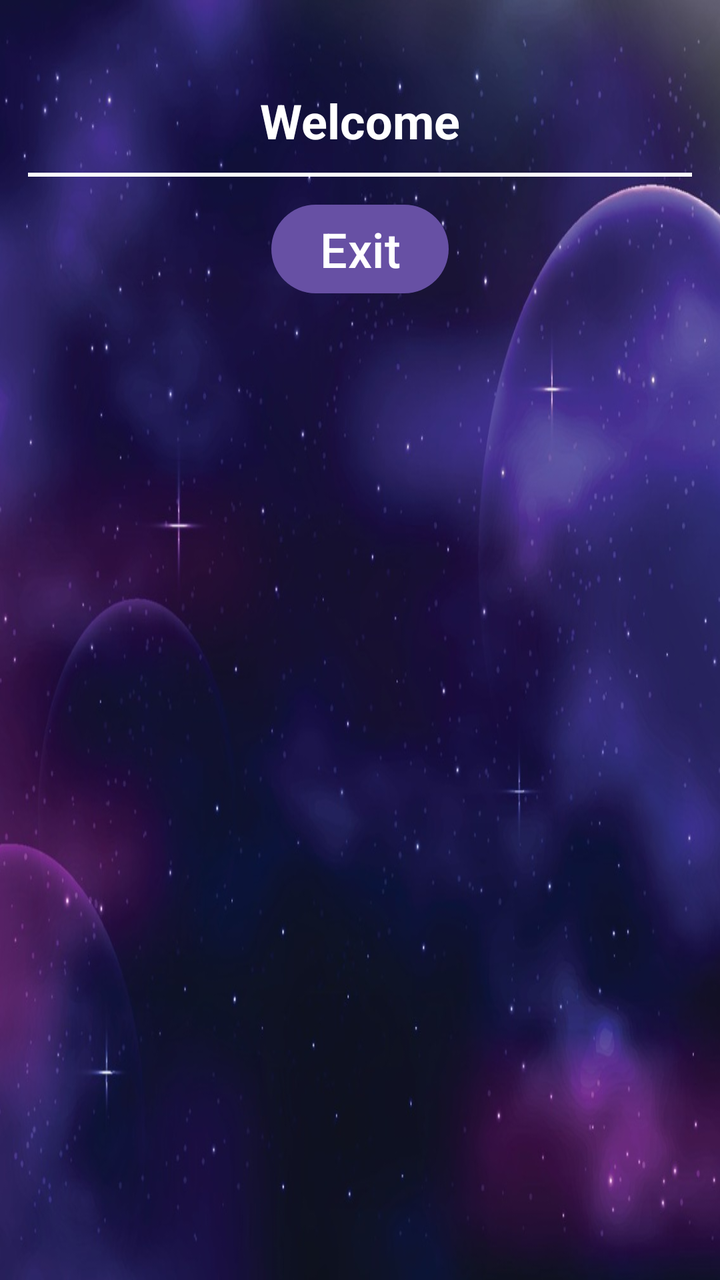
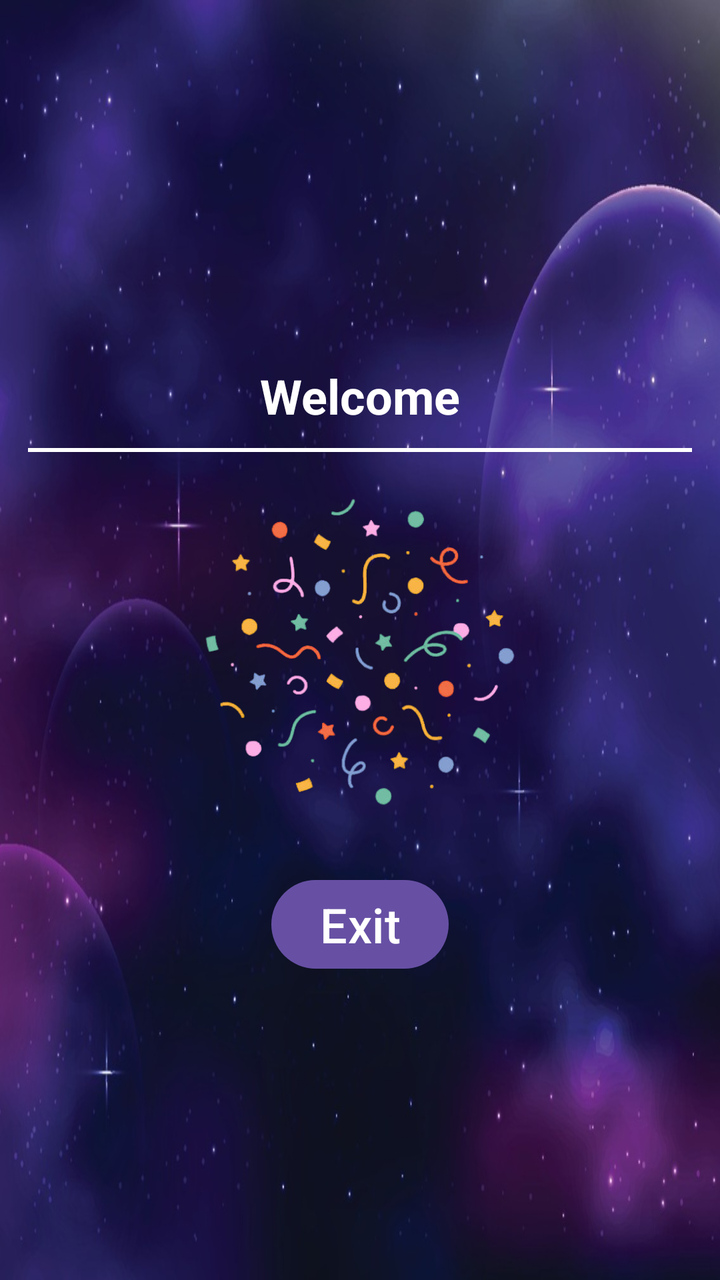

The first picture is an Android layout as it rendered before a commit; the second is the same layout after the commit. The layout source and the unified diff follow.
<!-- AndroidManifest.xml: application theme Theme.AsteroidCollector -->
<!-- res/layout/activity_welcome.xml -->
<?xml version="1.0" encoding="utf-8"?>
<LinearLayout xmlns:android="http://schemas.android.com/apk/res/android"
    xmlns:app="http://schemas.android.com/apk/res-auto"
    xmlns:tools="http://schemas.android.com/tools"
    android:id="@+id/main"
    android:layout_width="match_parent"
    android:layout_height="match_parent"
    android:background="@drawable/stars_background"
    android:gravity="center_horizontal"
    android:orientation="vertical"
    android:padding="14dp"
    tools:context=".WelcomeActivity">

    <TextView
        android:id="@+id/tv_welcome"
        android:layout_width="wrap_content"
        android:layout_height="wrap_content"
        android:layout_marginTop="30dp"
        android:layout_marginBottom="10dp"
        android:text="@string/welcome_message"
        android:textColor="@color/white"
        android:textSize="24sp"
        android:textStyle="bold" />

    <View
        android:id="@+id/div_welcome"
        android:layout_width="match_parent"
        android:layout_height="2dp"
        android:background="@color/white" />

    <Button
        android:id="@+id/b_exit_welcome"
        android:layout_width="wrap_content"
        android:layout_height="wrap_content"
        android:layout_marginTop="10dp"
        android:text="@string/h_exit"
        android:textSize="24sp" />

</LinearLayout>
<!-- resources referenced by this layout -->
<resources>
  <color name="white">#FFFFFFFF</color>
  <!-- drawable stars_background: png bitmap (drawable, 131865 bytes) -->
  <string name="h_exit">Exit</string>
  <string name="welcome_message">Welcome</string>
  <style name="Theme.AsteroidCollector" parent="Theme.MaterialComponents.DayNight.NoActionBar">
          
          <item name="colorPrimary">@color/purple_500</item>
          <item name="colorPrimaryVariant">@color/purple_700</item>
          <item name="colorOnPrimary">@color/white</item>
          
          <item name="colorSecondary">@color/teal_200</item>
          <item name="colorSecondaryVariant">@color/teal_700</item>
          <item name="colorOnSecondary">@color/black</item>
          
          <item name="android:statusBarColor">?attr/colorPrimaryVariant</item>
          
      </style>
  <color name="purple_500">#FF6200EE</color>
  <color name="purple_700">#FF3700B3</color>
  <color name="teal_200">#FF03DAC5</color>
  <color name="teal_700">#FF018786</color>
  <color name="black">#FF000000</color>
</resources>

<!-- the commit's change to res/layout/activity_welcome.xml (unified diff, before → after) -->
@@ -6,7 +6,7 @@
     android:layout_width="match_parent"
     android:layout_height="match_parent"
     android:background="@drawable/stars_background"
-    android:gravity="center_horizontal"
+    android:gravity="center"
     android:orientation="vertical"
     android:padding="14dp"
     tools:context=".WelcomeActivity">
@@ -28,6 +28,12 @@
         android:layout_height="2dp"
         android:background="@color/white" />
 
+    <ImageView
+        android:id="@+id/iv_confetti"
+        android:layout_width="match_parent"
+        android:layout_height="200dp"
+        app:srcCompat="@drawable/confetti" />
+
     <Button
         android:id="@+id/b_exit_welcome"
         android:layout_width="wrap_content"
<!-- resource entries referenced after the edit -->
@@ -1,6 +1,7 @@
 <!-- resources referenced by this layout -->
 <resources>
   <color name="white">#FFFFFFFF</color>
+  <!-- drawable confetti: png bitmap (drawable, 79321 bytes) -->
   <!-- drawable stars_background: png bitmap (drawable, 131865 bytes) -->
   <string name="h_exit">Exit</string>
   <string name="welcome_message">Welcome</string>
